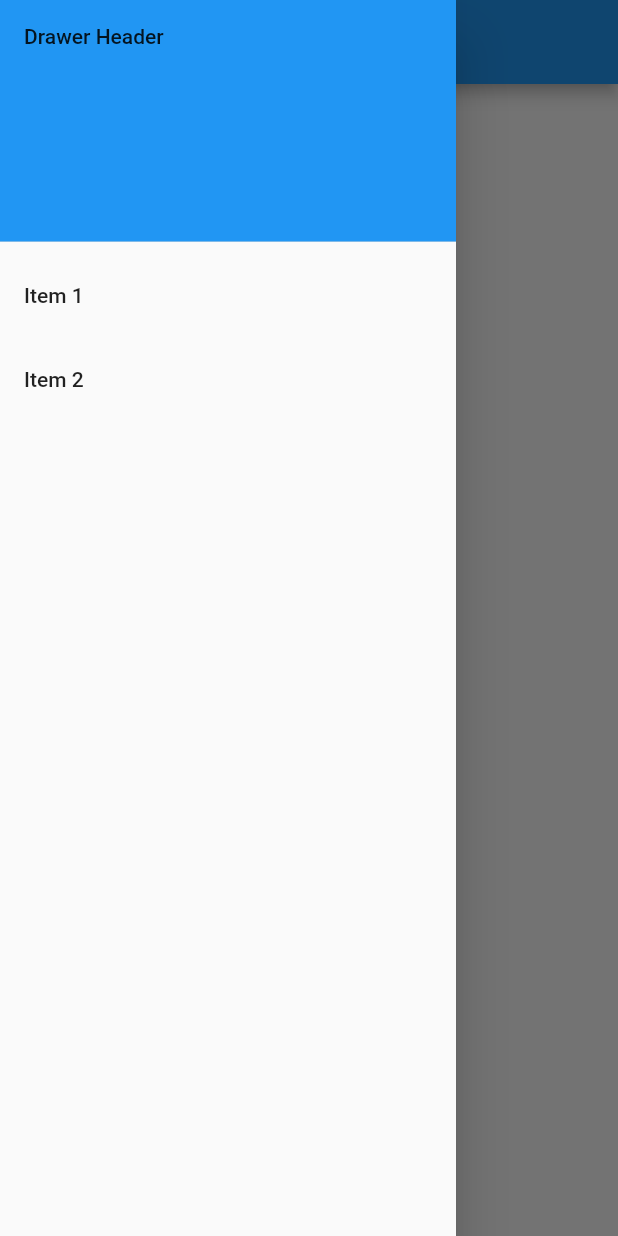
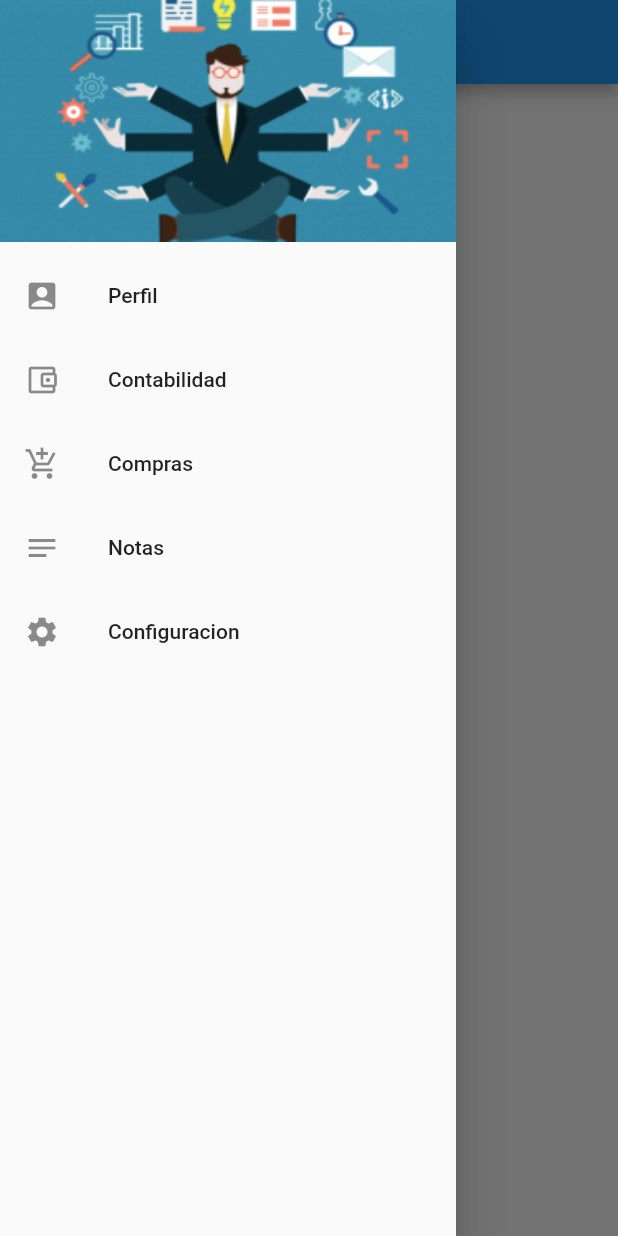
Before and after one commit to luchofmartinez/marketManager, a Flutter app: the screen it shows after launch, with the side drawer open, on a phone screen of 412 x 824 dp. Run offline on Flutter 3.47's test engine with Material 2 defaults, Android fonts, the phone set to English and light mode, and no system bars.

Commit message:
Add icons to the menu and assets to the project

```diff
--- /dev/null
+++ b/lib/utils/Assets.dart
@@ -0,0 +1,7 @@
+class Assets {
+  static const String MARKET_MENU_BACKGROUND = "assets/images/imagenMenu.png";
+
+  static const String MARKET_SPLASHSCREEN =
+      "assets/images/superMarketLogo.png";
+
+}
--- a/lib/widgets/Menu.dart
+++ b/lib/widgets/Menu.dart
@@ -1,4 +1,5 @@
 import 'package:flutter/material.dart';
+import 'package:market_manager/utils/Assets.dart';
 
 class Menu extends StatelessWidget {
   const Menu({super.key, required this.title});
@@ -22,12 +23,15 @@ class Menu extends StatelessWidget {
           children: [
             const DrawerHeader(
               decoration: BoxDecoration(
-                color: Colors.blue,
-              ),
-              child: Text('Drawer Header'),
+                  color: Colors.blue,
+                  image: DecorationImage(
+                      image: AssetImage(Assets.MARKET_MENU_BACKGROUND),
+                      fit: BoxFit.fill)),
+              child: Text(''),
             ),
             ListTile(
-              title: const Text('Item 1'),
+              leading: Icon(Icons.account_box),
+              title: const Text('Perfil'),
               onTap: () {
                 // Update the state of the app
                 // ...
@@ -36,7 +40,38 @@ class Menu extends StatelessWidget {
               },
             ),
             ListTile(
-              title: const Text('Item 2'),
+              leading: Icon(Icons.account_balance_wallet_outlined),
+              title: const Text('Contabilidad'),
+              onTap: () {
+                // Update the state of the app
+                // ...
+                // Then close the drawer
+                Navigator.pop(context);
+              },
+            ),
+            ListTile(
+              leading: Icon(Icons.add_shopping_cart),
+              title: const Text('Compras'),
+              onTap: () {
+                // Update the state of the app
+                // ...
+                // Then close the drawer
+                Navigator.pop(context);
+              },
+            ),
+            ListTile(
+              leading: Icon(Icons.notes),
+              title: const Text('Notas'),
+              onTap: () {
+                // Update the state of the app
+                // ...
+                // Then close the drawer
+                Navigator.pop(context);
+              },
+            ),
+            ListTile(
+              leading: Icon(Icons.settings),
+              title: const Text('Configuracion'),
               onTap: () {
                 // Update the state of the app
                 // ...
--- a/pubspec.yaml
+++ b/pubspec.yaml
@@ -60,9 +60,11 @@ flutter:
   uses-material-design: true
 
   # To add assets to your application, add an assets section, like this:
-  # assets:
+  assets:
   #   - images/a_dot_burr.jpeg
   #   - images/a_dot_ham.jpeg
+    - assets/images/imagenMenu.png
+    - assets/images/superMarketLogo.png
 
   # An image asset can refer to one or more resolution-specific "variants", see
   # https://flutter.dev/assets-and-images/#resolution-aware
```
Also changed, not shown: assets/images/imagenMenu.png (added), assets/images/superMarketLogo.png (added).
